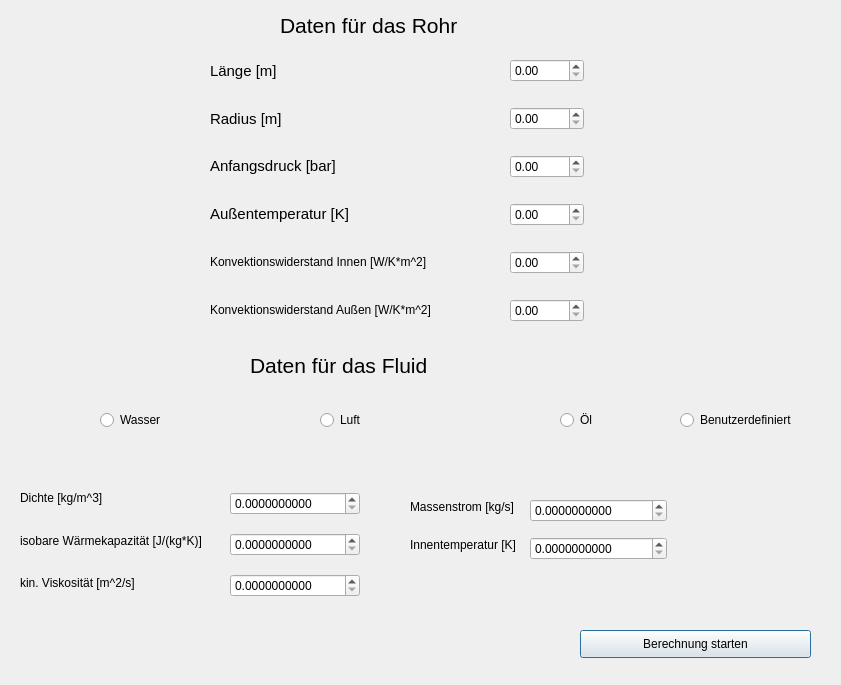
Qt form src/dateneingabe.ui (maxiimilian/btube) before a commit.
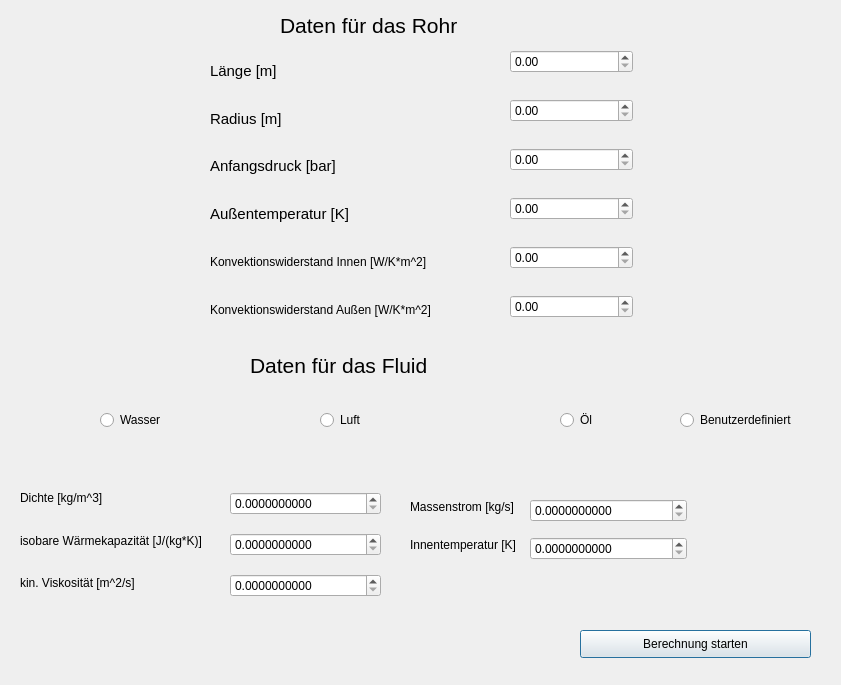
The same form after that commit.

```diff
--- a/src/dateneingabe.ui
+++ b/src/dateneingabe.ui
@@ -115,7 +115,7 @@
     <rect>
      <x>20</x>
      <y>480</y>
-     <width>203</width>
+     <width>212</width>
      <height>121</height>
     </rect>
    </property>
@@ -148,7 +148,7 @@
     <rect>
      <x>230</x>
      <y>480</y>
-     <width>130</width>
+     <width>151</width>
      <height>131</height>
     </rect>
    </property>
@@ -159,7 +159,7 @@
        <number>10</number>
       </property>
       <property name="maximum">
-       <double>2000.000000000000000</double>
+       <double>100000.000000000000000</double>
       </property>
      </widget>
     </item>
@@ -169,7 +169,7 @@
        <number>10</number>
       </property>
       <property name="maximum">
-       <double>1000.000000000000000</double>
+       <double>100000.000000000000000</double>
       </property>
      </widget>
     </item>
@@ -179,7 +179,7 @@
        <number>10</number>
       </property>
       <property name="maximum">
-       <double>1000.000000000000000</double>
+       <double>10000.000000000000000</double>
       </property>
      </widget>
     </item>
@@ -243,9 +243,9 @@
    <property name="geometry">
     <rect>
      <x>510</x>
-     <y>40</y>
-     <width>74</width>
-     <height>301</height>
+     <y>30</y>
+     <width>123</width>
+     <height>311</height>
     </rect>
    </property>
    <layout class="QVBoxLayout" name="verticalLayout_4">
@@ -273,21 +273,21 @@
     <item>
      <widget class="QDoubleSpinBox" name="temp_aussen">
       <property name="maximum">
-       <double>1000.000000000000000</double>
+       <double>10000000.000000000000000</double>
       </property>
      </widget>
     </item>
     <item>
      <widget class="QDoubleSpinBox" name="alpha_innen">
       <property name="maximum">
-       <double>1000.000000000000000</double>
+       <double>1000000000.000000000000000</double>
       </property>
      </widget>
     </item>
     <item>
      <widget class="QDoubleSpinBox" name="alpha_aussen">
       <property name="maximum">
-       <double>1000.000000000000000</double>
+       <double>10000000000.000000000000000</double>
       </property>
      </widget>
     </item>
@@ -298,7 +298,7 @@
     <rect>
      <x>410</x>
      <y>490</y>
-     <width>119</width>
+     <width>125</width>
      <height>71</height>
     </rect>
    </property>
@@ -324,7 +324,7 @@
     <rect>
      <x>530</x>
      <y>490</y>
-     <width>137</width>
+     <width>157</width>
      <height>81</height>
     </rect>
    </property>
```
Left out of the diff: 2 changed lines with no effect on the pictures.
